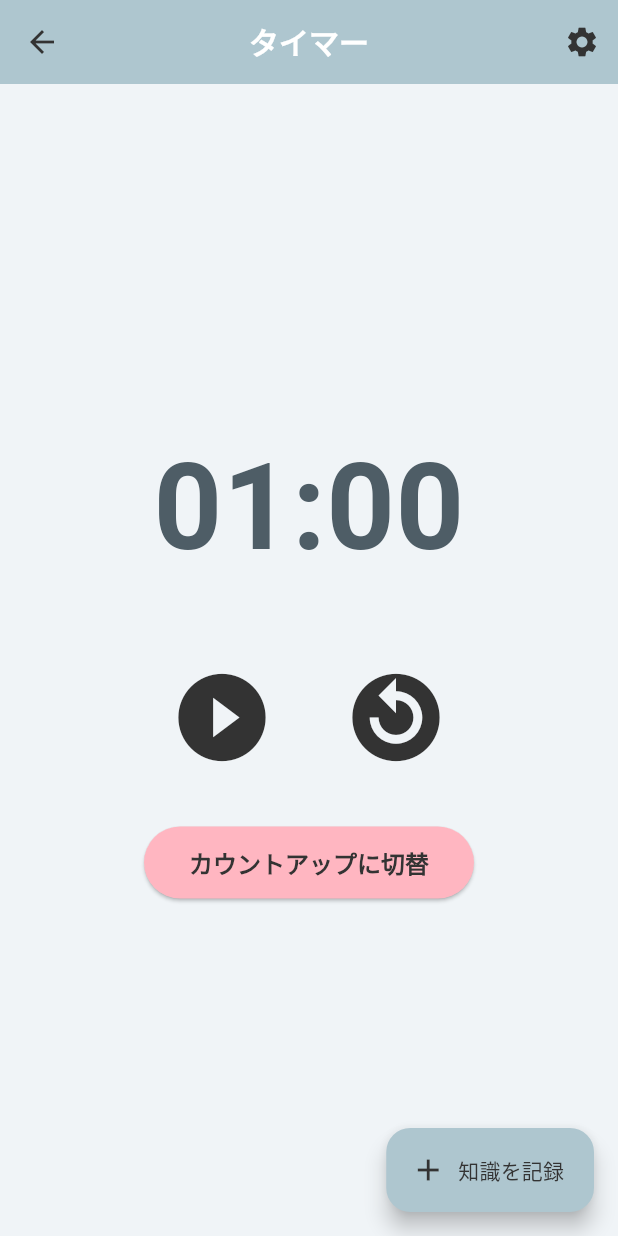
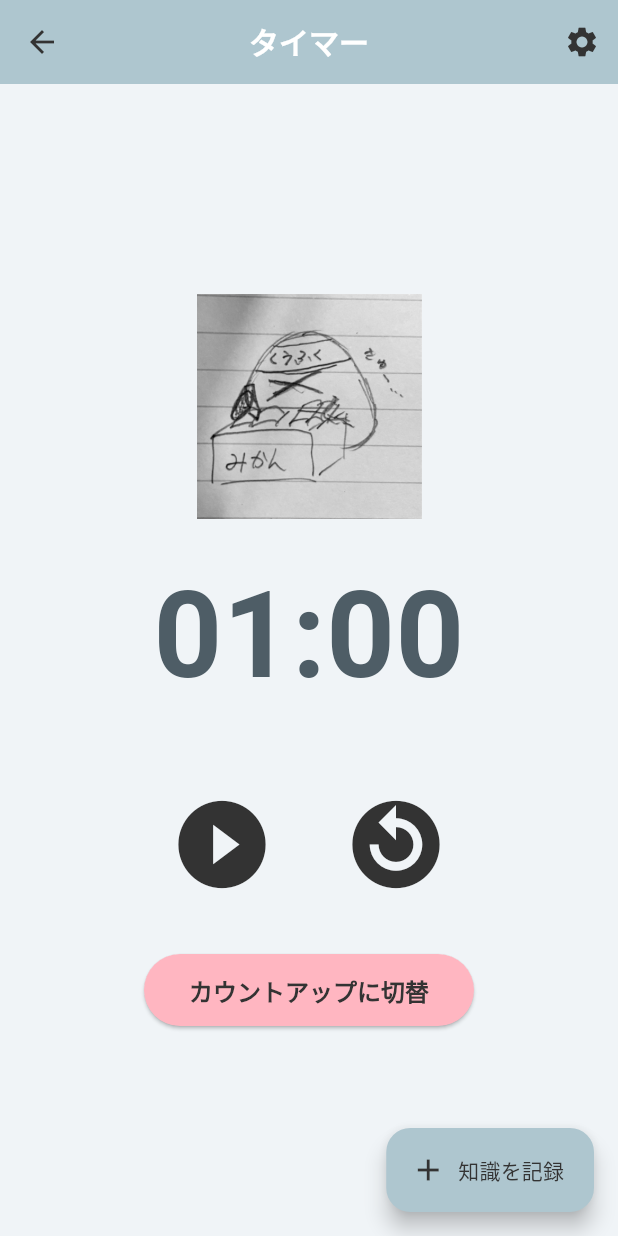
Before and after one commit to tmkazahana/Gakumon, a Flutter app: the TimerScreen screen opened directly, on a phone screen of 412 x 824 dp. Run offline on Flutter 3.47's test engine with Material 3 defaults, Android fonts, the phone set to English and light mode, and no system bars; our stand-ins replace cloud_firestore, firebase_core, flutter_local_notifications, google_fonts, shared_preferences, timezone; accounts and stored records are empty.

Commit message:
タイマー画面変更

```diff
--- a/lib/screens/timer_screen.dart
+++ b/lib/screens/timer_screen.dart
@@ -1,7 +1,7 @@
 // lib/screens/timer_screen.dart
 
 import 'dart:async';
-import 'dart:ui'; // FontFeatureのために必要
+import 'dart:ui';
 import 'package:flutter/material.dart';
 import 'package:flutter/services.dart';
 import 'package:cloud_firestore/cloud_firestore.dart'; // Firestore
@@ -165,7 +165,6 @@ class _TimerScreenState extends State<TimerScreen> {
 
   // 知識の入力画面を表示
   void _showKnowledgeInput() async {
-    // もしジャンル読み込みがまだなら何もしない、または読み込む
     if (_genres.isEmpty) {
         await _fetchGenres();
     }
@@ -214,16 +213,30 @@ class _TimerScreenState extends State<TimerScreen> {
         child: Column(
           mainAxisAlignment: MainAxisAlignment.center,
           children: [
+
+            // 1. キャラクター画像 (上)
+             Image.asset(
+                'assets/images/learningLogo.jpg',
+                width: 150,
+                height: 150,
+                fit: BoxFit.contain,
+              ),
+
+            const SizedBox(height: 20),
+
+            // 2. タイマー表示 (下)
             Text(
               _formatTime(_seconds),
               style: const TextStyle(
                 fontSize: 80,
                 fontWeight: FontWeight.bold,
-                // 数字の横揺れ防止
                 fontFeatures: [FontFeature.tabularFigures()],
-                ),
+              ),
             ),
+
             const SizedBox(height: 40),
+
+            // 再生・停止・リセットボタン
             Row(
               mainAxisAlignment: MainAxisAlignment.center,
               children: [
```
Also changed, not shown: assets/images/dieLogo.jpg (added), assets/images/learningLogo.jpg (added), assets/images/sinikakeLogo.jpg (added).
